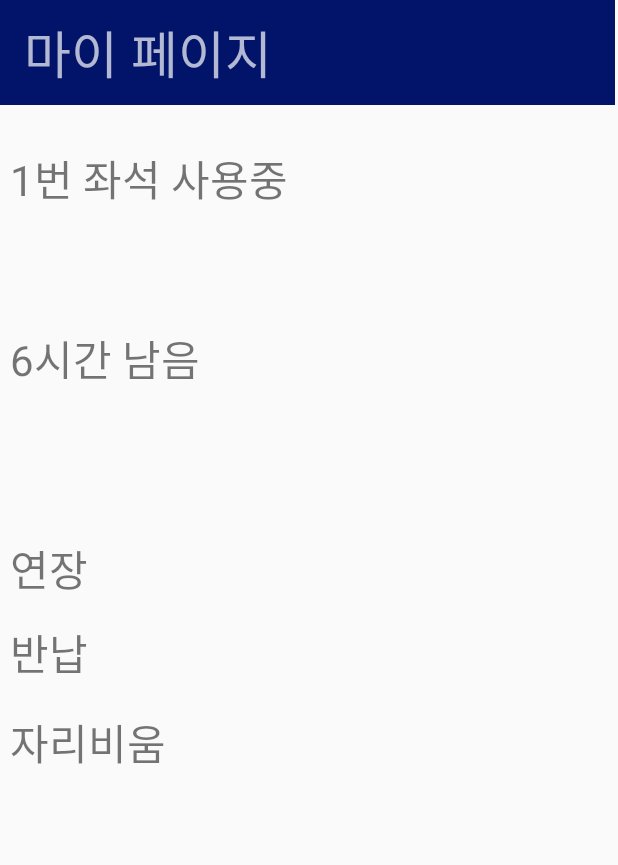
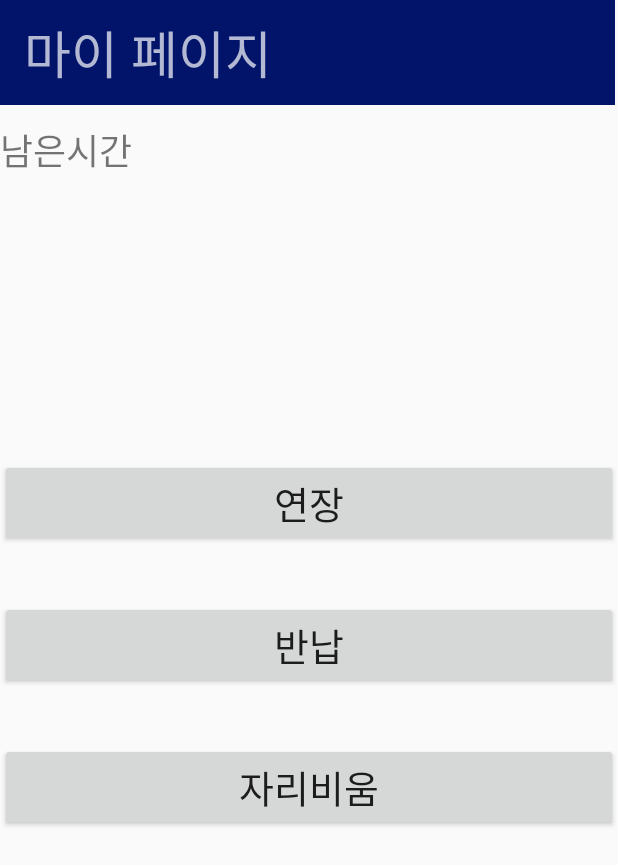
Before and after one commit to guswjd3505/PKNU-Library, an Android app: the MyPageActivity screen opened directly, with no data from a screen before it, on a phone screen of 412 x 824 dp. Shown: the top 865 px of the screen. Run offline under Robolectric (Android 15) with nearby library versions, the phone set to English and light mode, and no system bars.

Commit message:
add/ Mypage.java, oneA.java, mypage.xml 수정

```diff
--- a/PKNULibrary/app/src/main/java/com/example/pknulibrary/MyPageActivity.java
+++ b/PKNULibrary/app/src/main/java/com/example/pknulibrary/MyPageActivity.java
@@ -2,14 +2,26 @@ package com.example.pknulibrary;
 
 import androidx.appcompat.app.AppCompatActivity;
 
+import android.app.Activity;
 import android.content.Intent;
+import android.content.SharedPreferences;
 import android.os.Bundle;
+import android.view.MotionEvent;
 import android.view.View;
+import android.widget.Button;
 import android.widget.TextView;
+import android.widget.Toast;
+
+import java.text.SimpleDateFormat;
+import java.util.Calendar;
+import java.util.Date;
+import java.util.Locale;
+import java.util.TimeZone;
 
 public class MyPageActivity extends AppCompatActivity {
 
     TextView textView;
+    Button extend, seat, empty;
     @Override
     protected void onCreate(Bundle savedInstanceState) {
         super.onCreate(savedInstanceState);
@@ -17,9 +29,76 @@ public class MyPageActivity extends AppCompatActivity {
 
         textView=findViewById(R.id.date);
 
-        Intent intent=getIntent();
-        String name=intent.getStringExtra("name");
-        textView.setText(name);
+        extend = findViewById(R.id.extend);
+        seat = findViewById(R.id.seat);
+        empty = findViewById(R.id.empty);
+
+
+
+        extend.setOnTouchListener(new View.OnTouchListener() {
+            public boolean onTouch(View arg0, MotionEvent arg1) {
+                TimeZone timezone = TimeZone.getTimeZone("Etc/GMT-9");
+                TimeZone.setDefault(timezone);
+
+                SimpleDateFormat formater = new SimpleDateFormat("yyyy.MM.dd HH:mm", Locale.KOREA);
+
+                Date current = new Date();
+
+                String mtime = formater.format(current);
+                System.out.println(mtime);
+
+                TimeZone jst = TimeZone.getTimeZone ("JST");
+                Calendar cal = Calendar.getInstance(Locale.KOREA); // 주어진 시간대에 맞게 현재 시각으로 초기화된 GregorianCalender 객체를 반환.// 또는 Calendar now = Calendar.getInstance(Locale.KOREA);
+                System.out.println ( cal.get ( Calendar.YEAR ) + "." + ( cal.get ( Calendar.MONTH ) + 1 ) + "." + cal.get ( Calendar.DATE ) + "." + (cal.get ( Calendar.HOUR_OF_DAY ) +6)+ "." +cal.get ( Calendar.MINUTE ));
+                textView.setText("번 좌석 사용 중"+"\n\n"+mtime+" ~ "+cal.get ( Calendar.YEAR ) + " . " + ( cal.get ( Calendar.MONTH ) + 1 ) + "." + cal.get ( Calendar.DATE ) + "." + (cal.get ( Calendar.HOUR_OF_DAY ) +6)+ ":" +cal.get ( Calendar.MINUTE ));
+
+                //startActivity(intent);
+
+                return true;
+            }
+
+        });
+
+        seat.setOnTouchListener(new View.OnTouchListener() {
+            public boolean onTouch(View arg0, MotionEvent arg1) {
+                textView.setText(" 현재 좌석\n\n 남은 시간");
+                return true;
+            }
+        });
+
+        empty.setOnTouchListener(new View.OnTouchListener() {
+            public boolean onTouch(View arg0, MotionEvent arg1) {
+
+                return true;
+            }
+        });
+    }
+
+    @Override
+    protected  void onPause(){
+        super.onPause();
+        saveState();
+    }
+
+    @Override
+    protected void onResume(){
+        super.onResume();
+        restoreSatate();
+    }
+
+    protected void saveState(){
+        SharedPreferences pref = getSharedPreferences("pref", Activity.MODE_PRIVATE);
+        SharedPreferences.Editor editor = pref.edit();
+        editor.putString("name",textView.getText().toString());
+        editor.commit();
+    }
+
+    protected void restoreSatate(){
+        SharedPreferences pref = getSharedPreferences("pref",Activity.MODE_PRIVATE);
+        if((pref!=null)&&(pref.contains("name"))){
+            String name = pref.getString("name","남은시간");
+            textView.setText(name);
+        }
     }
 
 }
--- a/PKNULibrary/app/src/main/res/layout/activity_my_page.xml
+++ b/PKNULibrary/app/src/main/res/layout/activity_my_page.xml
@@ -20,63 +20,44 @@
     app:titleTextAppearance="@style/TextAppearance.AppCompat.Display1" />
 
     <TextView
-        android:id="@+id/textView7"
+        android:id="@+id/date"
         android:layout_width="match_parent"
-        android:layout_height="wrap_content"
-        android:layout_marginTop="28dp"
-        android:text=" 1번 좌석 사용중"
-        android:textSize="28dp"
+        android:layout_height="100dp"
+        android:layout_marginTop="12dp"
+        android:text="남은시간"
+        android:textSize="24dp"
         app:layout_constraintStart_toStartOf="parent"
         app:layout_constraintTop_toBottomOf="@+id/toolbar2" />
 
-    <TextView
-        android:id="@+id/date"
+    <Button
+        android:id="@+id/extend"
         android:layout_width="match_parent"
         android:layout_height="wrap_content"
-        android:layout_marginTop="88dp"
-        android:text="textView8"
-        android:textSize="28dp"
+        android:layout_marginTop="124dp"
+        android:text="연장"
+        android:textSize="25dp"
         app:layout_constraintStart_toStartOf="parent"
-        app:layout_constraintTop_toBottomOf="@+id/toolbar2" />
+        app:layout_constraintTop_toBottomOf="@+id/date" />
 
-    <TextView
-        android:id="@+id/textView9"
+    <Button
+        android:id="@+id/seat"
         android:layout_width="match_parent"
         android:layout_height="wrap_content"
-        android:layout_marginTop="148dp"
-        android:text=" 6시간 남음"
-        android:textSize="28dp"
+        android:layout_marginTop="36dp"
+        android:text="반납"
+        android:textSize="25dp"
         app:layout_constraintStart_toStartOf="parent"
-        app:layout_constraintTop_toBottomOf="@+id/toolbar2" />
+        app:layout_constraintTop_toBottomOf="@+id/extend" />
 
-    <TextView
-        android:id="@+id/textView10"
+    <Button
+        android:id="@+id/empty"
         android:layout_width="match_parent"
         android:layout_height="wrap_content"
-        android:layout_marginTop="288dp"
-        android:text=" 연장"
-        android:textSize="28dp"
+        android:layout_marginTop="36dp"
+        android:text="자리비움"
+        android:textSize="25dp"
         app:layout_constraintStart_toStartOf="parent"
-        app:layout_constraintTop_toBottomOf="@+id/toolbar2" />
+        app:layout_constraintTop_toBottomOf="@+id/seat" />
 
-    <TextView
-        android:id="@+id/textView11"
-        android:layout_width="match_parent"
-        android:layout_height="wrap_content"
-        android:layout_marginTop="344dp"
-        android:text=" 반납"
-        android:textSize="28dp"
-        app:layout_constraintStart_toStartOf="parent"
-        app:layout_constraintTop_toBottomOf="@+id/toolbar2" />
-
-    <TextView
-        android:id="@+id/textView12"
-        android:layout_width="match_parent"
-        android:layout_height="wrap_content"
-        android:layout_marginTop="404dp"
-        android:text=" 자리비움"
-        android:textSize="28dp"
-        app:layout_constraintStart_toStartOf="parent"
-        app:layout_constraintTop_toBottomOf="@+id/toolbar2" />
 
 </androidx.constraintlayout.widget.ConstraintLayout>
```
Also changed, not shown: PKNULibrary/app/src/main/java/com/example/pknulibrary/oneA.java (+63 -3 lines). Lines whose indentation alone changed are shown as unchanged.
